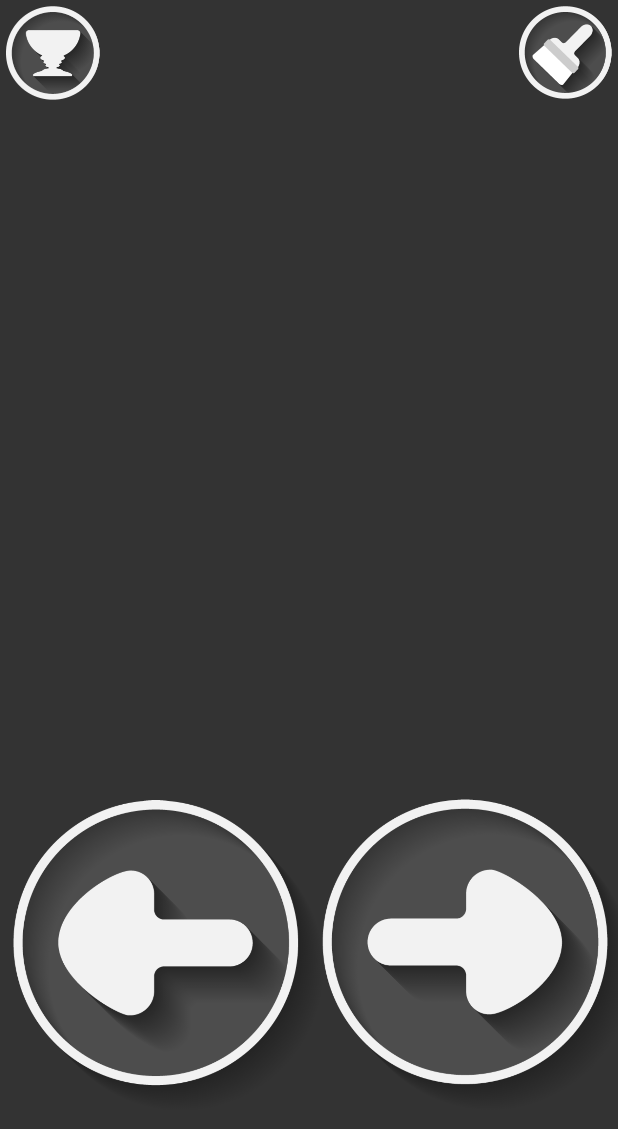
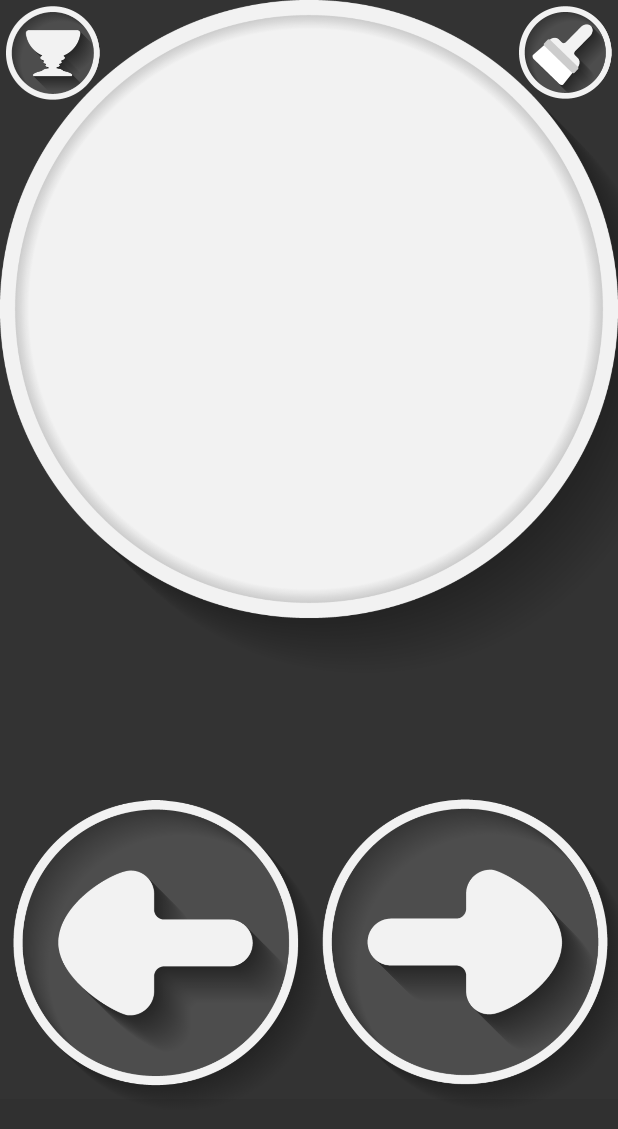
Before and after one commit to holenet/Codge, an Android app: the layout activity_game.xml on its own in the app's theme, with its tools: preview values and no code run, on a phone screen of 412 x 824 dp. Shown: the top 1129 px of the screen. Run offline under Robolectric (Android 15) with nearby library versions, the phone set to English and light mode, and no system bars.

Commit message:
import background image & drawing text adjust

```diff
--- a/app/src/main/res/layout/activity_game.xml
+++ b/app/src/main/res/layout/activity_game.xml
@@ -4,15 +4,70 @@
     xmlns:tools="http://schemas.android.com/tools"
     android:layout_width="match_parent"
     android:layout_height="match_parent"
-    android:background="@color/background"
     tools:context=".GameActivity">
 
-    <android.support.constraint.Guideline
-        android:id="@+id/guideline3"
-        android:layout_width="wrap_content"
-        android:layout_height="wrap_content"
-        android:orientation="vertical"
-        app:layout_constraintGuide_percent="0.828417" />
+    <FrameLayout
+        android:id="@+id/fLbackground"
+        android:layout_width="0dp"
+        android:layout_height="0dp"
+        app:layout_constraintBottom_toBottomOf="parent"
+        app:layout_constraintEnd_toEndOf="parent"
+        app:layout_constraintStart_toStartOf="parent"
+        app:layout_constraintTop_toTopOf="parent">
+
+        <ImageView
+            android:id="@+id/iVbackground"
+            android:layout_width="match_parent"
+            android:layout_height="10000dp"
+            android:scaleType="fitStart"
+            tools:src="@drawable/background" />
+    </FrameLayout>
+
+    <FrameLayout
+        android:id="@+id/fLgame"
+        android:layout_width="0dp"
+        android:layout_height="0dp"
+        app:layout_constraintBottom_toBottomOf="parent"
+        app:layout_constraintEnd_toEndOf="parent"
+        app:layout_constraintStart_toStartOf="parent"
+        app:layout_constraintTop_toTopOf="parent">
+
+    </FrameLayout>
+
+    <android.support.constraint.ConstraintLayout
+        android:id="@+id/cLUI"
+        android:layout_width="0dp"
+        android:layout_height="0dp"
+        android:elevation="2dp"
+        app:layout_constraintBottom_toBottomOf="parent"
+        app:layout_constraintEnd_toEndOf="parent"
+        app:layout_constraintStart_toStartOf="parent"
+        app:layout_constraintTop_toTopOf="parent">
+
+        <FrameLayout
+            android:id="@+id/fLfade"
+            android:layout_width="0dp"
+            android:layout_height="0dp"
+            android:background="@color/background"
+            android:elevation="2dp"
+            app:layout_constraintBottom_toBottomOf="parent"
+            app:layout_constraintEnd_toEndOf="parent"
+            app:layout_constraintStart_toStartOf="parent"
+            app:layout_constraintTop_toTopOf="parent"
+            tools:visibility="gone">
+
+        </FrameLayout>
+
+        <FrameLayout
+            android:id="@+id/frameLayout2"
+            android:layout_width="0dp"
+            android:layout_height="0dp"
+            app:layout_constraintDimensionRatio="1:1"
+            app:layout_constraintEnd_toEndOf="parent"
+            app:layout_constraintStart_toStartOf="parent"
+            app:layout_constraintTop_toTopOf="parent">
+
+        </FrameLayout>
 
         <android.support.constraint.Guideline
             android:id="@+id/guideline4"
@@ -35,6 +90,13 @@
             app:layout_constraintStart_toStartOf="parent"
             app:layout_constraintTop_toTopOf="parent" />
 
+        <android.support.constraint.Guideline
+            android:id="@+id/guideline3"
+            android:layout_width="wrap_content"
+            android:layout_height="wrap_content"
+            android:orientation="vertical"
+            app:layout_constraintGuide_percent="0.828417" />
+
         <ImageButton
             android:id="@+id/bTcolor"
             style="@style/ImageButtonStyleSmall"
@@ -49,31 +111,6 @@
             app:layout_constraintStart_toStartOf="@+id/guideline3"
             app:layout_constraintTop_toTopOf="parent" />
 
-    <FrameLayout
-        android:id="@+id/fLgame"
-        android:layout_width="0dp"
-        android:layout_height="0dp"
-        app:layout_constraintDimensionRatio="1:1"
-        app:layout_constraintEnd_toEndOf="parent"
-        app:layout_constraintStart_toStartOf="parent"
-        app:layout_constraintTop_toTopOf="parent">
-
-    </FrameLayout>
-
-    <FrameLayout
-        android:id="@+id/fLfade"
-        android:layout_width="0dp"
-        android:layout_height="0dp"
-        android:background="@color/background"
-        android:elevation="2dp"
-        app:layout_constraintBottom_toBottomOf="parent"
-        app:layout_constraintEnd_toEndOf="parent"
-        app:layout_constraintStart_toStartOf="parent"
-        app:layout_constraintTop_toTopOf="parent"
-        tools:visibility="gone">
-
-    </FrameLayout>
-
         <android.support.constraint.ConstraintLayout
             android:id="@+id/cLcontrol"
             android:layout_width="0dp"
@@ -81,7 +118,7 @@
             app:layout_constraintBottom_toBottomOf="parent"
             app:layout_constraintEnd_toEndOf="parent"
             app:layout_constraintStart_toStartOf="parent"
-        app:layout_constraintTop_toBottomOf="@+id/fLgame">
+            app:layout_constraintTop_toBottomOf="@+id/frameLayout2">
 
             <android.support.constraint.Guideline
                 android:id="@+id/guideline5"
@@ -152,6 +189,7 @@
                 android:contentDescription="jump"
                 android:padding="8dp"
                 android:src="@drawable/button_up"
+                android:text="Jump"
                 android:translationY="10000dp"
                 app:layout_constraintBottom_toBottomOf="parent"
                 app:layout_constraintEnd_toEndOf="parent"
@@ -159,3 +197,5 @@
                 app:layout_constraintTop_toTopOf="parent" />
         </android.support.constraint.ConstraintLayout>
     </android.support.constraint.ConstraintLayout>
+
+</android.support.constraint.ConstraintLayout>
```
Also changed, not shown: app/src/main/java/com/holenet/codge/GameView.kt (+20 -12 lines), app/src/main/res/drawable/background.png (added). Lines whose indentation alone changed are shown as unchanged.
